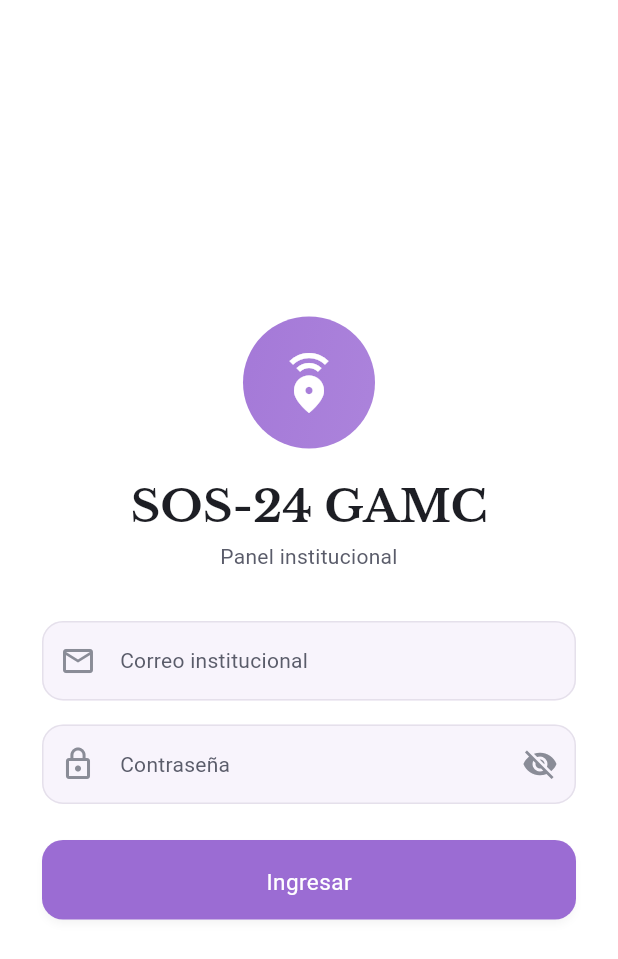
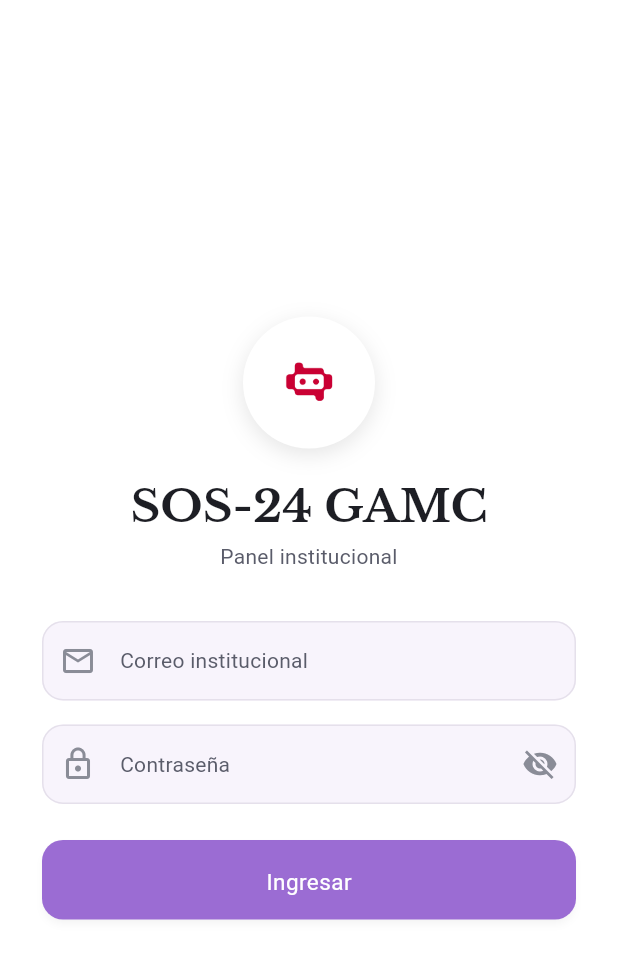
Before and after one commit to tureydani/apkdasboardgamc, a Flutter app: the screen it shows after launch, on a phone screen of 412 x 824 dp. Shown: the top 959 px of the screen. Run offline on Flutter 3.47's test engine with Material 3 defaults, Android fonts, the phone set to English and light mode, and no system bars; our stand-ins replace cookie_jar, dio, dio_cookie_manager, flutter_animate, flutter_local_notifications, flutter_map and 4 more; missing offline and left inert: flutter_map_marker_cluster; accounts and stored records are empty; network calls fail; Roboto replaces fonts that are missing (Ovo).

Commit message:
Use app logo on login screen instead of generic icon

```diff
--- a/lib/screens/auth/login_screen.dart
+++ b/lib/screens/auth/login_screen.dart
@@ -60,11 +60,19 @@ class _LoginScreenState extends State<LoginScreen> {
                   Container(
                     width: 88,
                     height: 88,
+                    padding: const EdgeInsets.all(14),
                     decoration: const BoxDecoration(
-                      gradient: AppColors.primaryGradient,
+                      color: Colors.white,
                       shape: BoxShape.circle,
+                      boxShadow: [
+                        BoxShadow(
+                          color: Color(0x1A000000),
+                          blurRadius: 12,
+                          offset: Offset(0, 4),
+                        ),
+                      ],
                     ),
-                    child: const Icon(Icons.emergency_share, color: AppColors.textOnPrimary, size: 40),
+                    child: Image.asset('assets/icon/icon_foreground.png'),
                   ),
                   const SizedBox(height: 20),
                   Text(
--- a/pubspec.yaml
+++ b/pubspec.yaml
@@ -100,6 +100,9 @@ flutter:
   # For details regarding adding assets from package dependencies, see
   # https://flutter.dev/to/asset-from-package
 
+  assets:
+    - assets/icon/icon_foreground.png
+
   # To add custom fonts to your application, add a fonts section here,
   # in this "flutter" section. Each entry in this list should have a
   # "family" key with the font family name, and a "fonts" key with a
```
